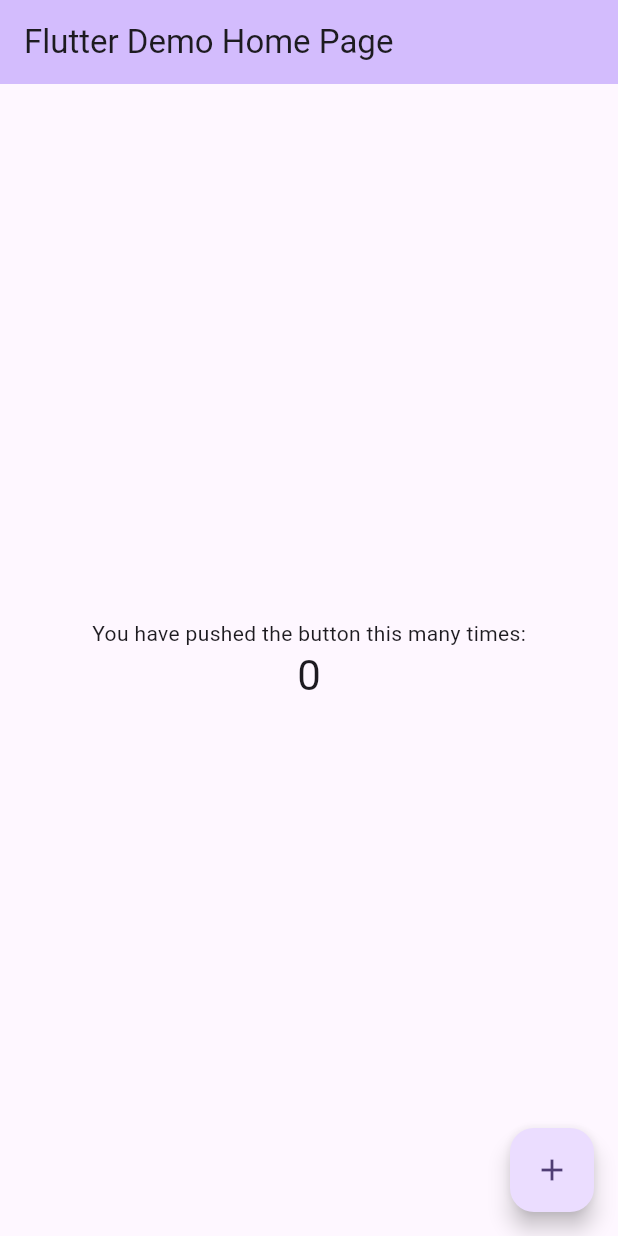
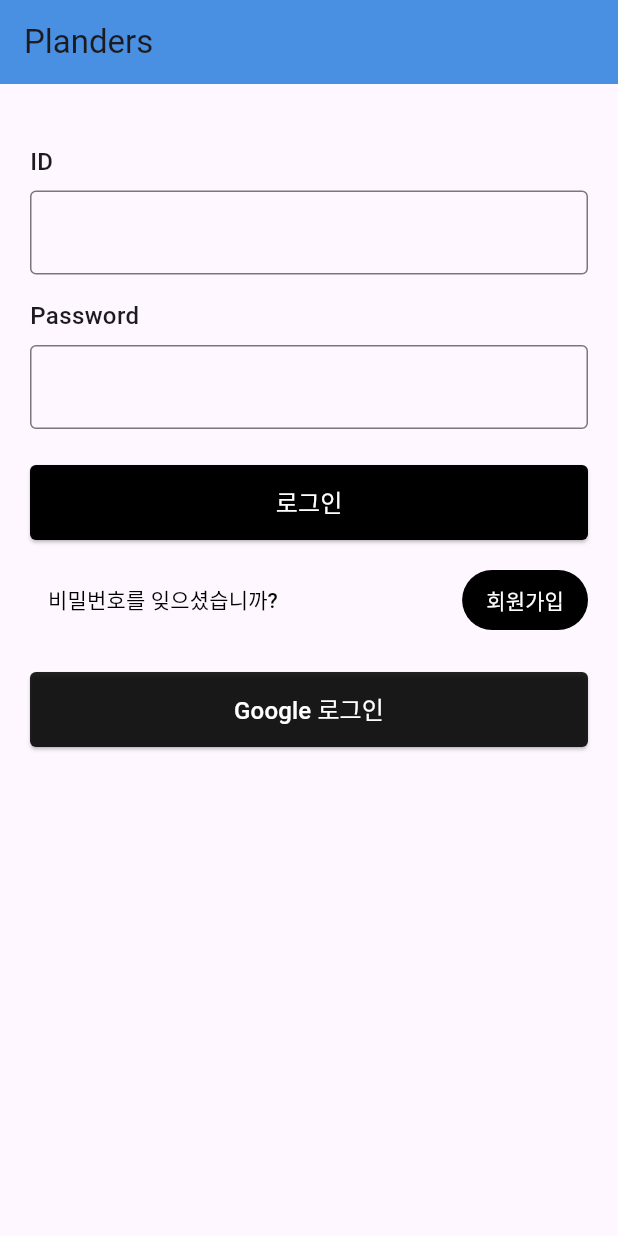
Before and after one commit to PLANDERS-WANDER-CODE/PLANDERS-FE, a Flutter app: the screen it shows after launch, on a phone screen of 412 x 824 dp. Run offline on Flutter 3.47's test engine with Material 3 defaults, Android fonts, the phone set to English and light mode, and no system bars.

Commit message:
[FEAT]Login and ForgotPassword
[FEAT]Login and ForgotPassword

```diff
--- /dev/null
+++ b/lib/login.dart
@@ -0,0 +1,216 @@
+import 'package:flutter/material.dart';
+import 'package:http/http.dart' as http;
+import 'dart:convert';
+import 'forgot_password_screen.dart';
+import 'signup_screen.dart';
+
+class LoginScreen extends StatefulWidget {
+  const LoginScreen({super.key});
+
+  @override
+  State<LoginScreen> createState() => _LoginScreenState();
+}
+//사용자의 입력을 관리하는 컨트롤러
+class _LoginScreenState extends State<LoginScreen> {
+  final TextEditingController _idController = TextEditingController();
+  final TextEditingController _passwordController = TextEditingController();
+  //로그인 처리를 하는 비동기 함수
+  Future<void> _login() async {
+    // 사용자가 ID와 비밀번호를 모두 입력했는지 검증
+    if (_idController.text.isEmpty || _passwordController.text.isEmpty) {
+      ScaffoldMessenger.of(context).showSnackBar(
+        const SnackBar(content: Text('아이디와 비밀번호를 모두 입력해주세요.')),
+      );
+      return;
+    }
+
+    // 서버에 전송할 로그인 데이터 구조 정의
+    final Map<String, dynamic> loginData = {
+      'key': {
+        'accountId': _idController.text
+      },
+      'password': _passwordController.text,
+    };
+
+    try {//HTTP POST요청을 통한 로그인 시도
+      final response = await http.post(
+        Uri.parse('https://your-backend-url/api/login'), // 실제 로그인 API endpoint로 변경 필요
+        headers: {
+          'Content-Type': 'application/json; charset=UTF-8',
+          'Accept': 'application/json'
+        },
+        body: json.encode(loginData),
+      );
+//로그인 응답처리
+      if (response.statusCode == 200) {
+        if (mounted) {
+          // 로그인 성공 시 다음 화면으로 이동
+          ScaffoldMessenger.of(context).showSnackBar(
+            const SnackBar(content: Text('로그인 성공')),
+          );
+          // TODO: Navigate to next screen
+        }
+      } else {
+        if (mounted) {
+          ScaffoldMessenger.of(context).showSnackBar(
+            SnackBar(content: Text('로그인 실패: ${response.body}')),
+          );
+        }
+      }
+    } catch (e) {//네트워크 오류 등 예외 상황 처리
+      if (mounted) {
+        ScaffoldMessenger.of(context).showSnackBar(
+          SnackBar(content: Text('오류가 발생했습니다: $e')),
+        );
+      }
+    }
+  }
+
+
+  @override
+  Widget build(BuildContext context) {
+    return Scaffold(
+      //앱 상단 바 설정
+      appBar: AppBar(
+        title: const Text('Planders'),
+        backgroundColor: Color(0xFF4A90E2),
+      ),
+      //스크롤 가능한 본문 영역
+      body: SingleChildScrollView(
+        child: Padding(
+          padding: const EdgeInsets.symmetric(horizontal: 20.0),
+          child: Column(
+            crossAxisAlignment: CrossAxisAlignment.start,
+            children: [
+              const SizedBox(height: 40),
+              // ID Label
+              const Text(
+                'ID',
+                style: TextStyle(
+                  fontSize: 16,
+                  fontWeight: FontWeight.w500,
+                ),
+              ),
+              const SizedBox(height: 8),
+              // ID TextField
+              TextField(
+                controller: _idController,
+                decoration: const InputDecoration(
+                  border: OutlineInputBorder(),
+                ),
+              ),
+              const SizedBox(height: 16),
+              // Password Label
+              const Text(
+                'Password',
+                style: TextStyle(
+                  fontSize: 16,
+                  fontWeight: FontWeight.w500,
+                ),
+              ),
+              const SizedBox(height: 8),
+              // Password TextField
+              TextField(
+                controller: _passwordController,
+                obscureText: true,//비밀번호 텍스트 숨김처리
+                decoration: const InputDecoration(
+                  border: OutlineInputBorder(),
+                ),
+              ),
+              const SizedBox(height: 24),
+              // Login Button
+              SizedBox(
+                width: double.infinity,
+                height: 50,
+                child: ElevatedButton(
+                  onPressed: _login,
+                  style: ElevatedButton.styleFrom(
+                    backgroundColor: Colors.black,
+                    shape: RoundedRectangleBorder(
+                      borderRadius: BorderRadius.circular(4),
+                    ),
+                  ),
+                  child: const Text(
+                    '로그인',
+                    style: TextStyle(
+                      color: Colors.white,
+                      fontSize: 16,
+                    ),
+                  ),
+                ),
+              ),
+              const SizedBox(height: 16),
+              // Forgot Password and Sign Up Row
+              Row(
+                mainAxisAlignment: MainAxisAlignment.spaceBetween,
+                children: [
+                  TextButton(
+                    onPressed: () {
+                      Navigator.push(
+                        context,
+                        MaterialPageRoute(
+                          builder: (context) => const ForgotPasswordScreen(),
+                        ),
+                      );
+                    },
+                    child: const Text(
+                      '비밀번호를 잊으셨습니까?',
+                      style: TextStyle(
+                        color: Colors.black,  // 텍스트 색상
+                      ),
+                    ),
+                  ),
+                  TextButton(
+                    onPressed: () {
+                      Navigator.push(
+                        context,
+                        MaterialPageRoute(
+                          builder: (context) => const SignupScreen(),
+                        ),
+                      );
+                    },
+                    style: TextButton.styleFrom(
+                      backgroundColor: Colors.black,
+                      padding: const EdgeInsets.symmetric(
+                        horizontal: 16,
+                        vertical: 8,
+                      ),
+                    ),
+                    child: const Text(
+                      '회원가입',
+                      style: TextStyle(color: Colors.white),
+                    ),
+                  ),
+                ],
+              ),
+              const SizedBox(height: 24),
+              // Google Login Button
+              SizedBox(
+                width: double.infinity,
+                height: 50,
+                child: ElevatedButton(
+                  onPressed: () {
+                    // TODO: 구글 로그인 구현
+                  },
+                  style: ElevatedButton.styleFrom(
+                    backgroundColor: Colors.black87,
+                    shape: RoundedRectangleBorder(
+                      borderRadius: BorderRadius.circular(4),
+                    ),
+                  ),
+                  child: const Text(
+                    'Google 로그인',
+                    style: TextStyle(
+                      color: Colors.white,
+                      fontSize: 16,
+                    ),
+                  ),
+                ),
+              ),
+            ],
+          ),
+        ),
+      ),
+    );
+  }
+}
--- a/lib/main.dart
+++ b/lib/main.dart
@@ -1,4 +1,5 @@
 import 'package:flutter/material.dart';
+import 'login.dart';
 
 void main() {
   runApp(const MyApp());
@@ -11,7 +12,7 @@
   @override
   Widget build(BuildContext context) {
     return MaterialApp(
-      title: 'Flutter Demo',
+      title: 'Plenders',
       theme: ThemeData(
         // This is the theme of your application.
         //
@@ -31,7 +32,7 @@
         colorScheme: ColorScheme.fromSeed(seedColor: Colors.deepPurple),
         useMaterial3: true,
       ),
-      home: const MyHomePage(title: 'Flutter Demo Home Page'),
+      home: LoginScreen(),
     );
   }
 }
--- a/pubspec.yaml
+++ b/pubspec.yaml
@@ -30,6 +30,8 @@ environment:
 dependencies:
   flutter:
     sdk: flutter
+  http: ^1.1.0
+  google_sign_in: ^6.1.5
 
 
   # The following adds the Cupertino Icons font to your application.
```
Also changed, not shown: lib/forgot_password_screen.dart (added, +123 -0 lines), pubspec.lock.
